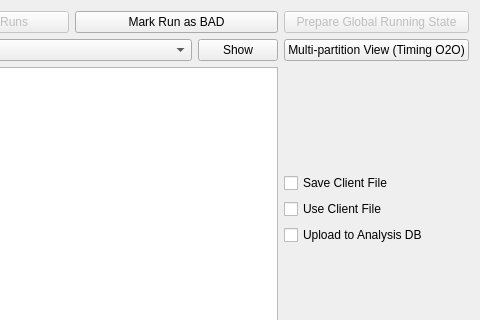
Before: the Qt Designer form uifiles/frmstartup.ui in trackerpro/TkCommissioner, drawn with Qt 5; both pictures show x 564 to 1044 and y 0 to 320 of the 1044 by 708 pixel window.
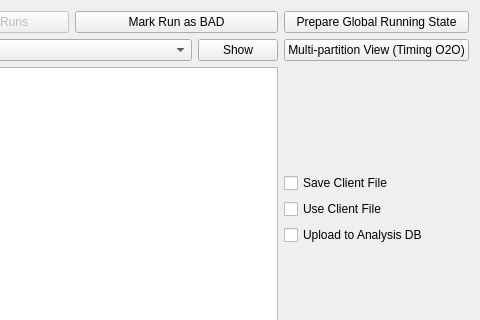
After: the same form once the commit is applied. Custom widgets are drawn as their Qt base class.

```diff
--- a/uifiles/frmstartup.ui
+++ b/uifiles/frmstartup.ui
@@ -132,7 +132,7 @@
        <item>
         <widget class="QPushButton" name="btnPrepareGlobal">
          <property name="enabled">
-          <bool>false</bool>
+          <bool>true</bool>
          </property>
          <property name="text">
           <string>Prepare Global Running State</string>
```
Left out of the diff: 3 changed lines with no effect on the pictures.
